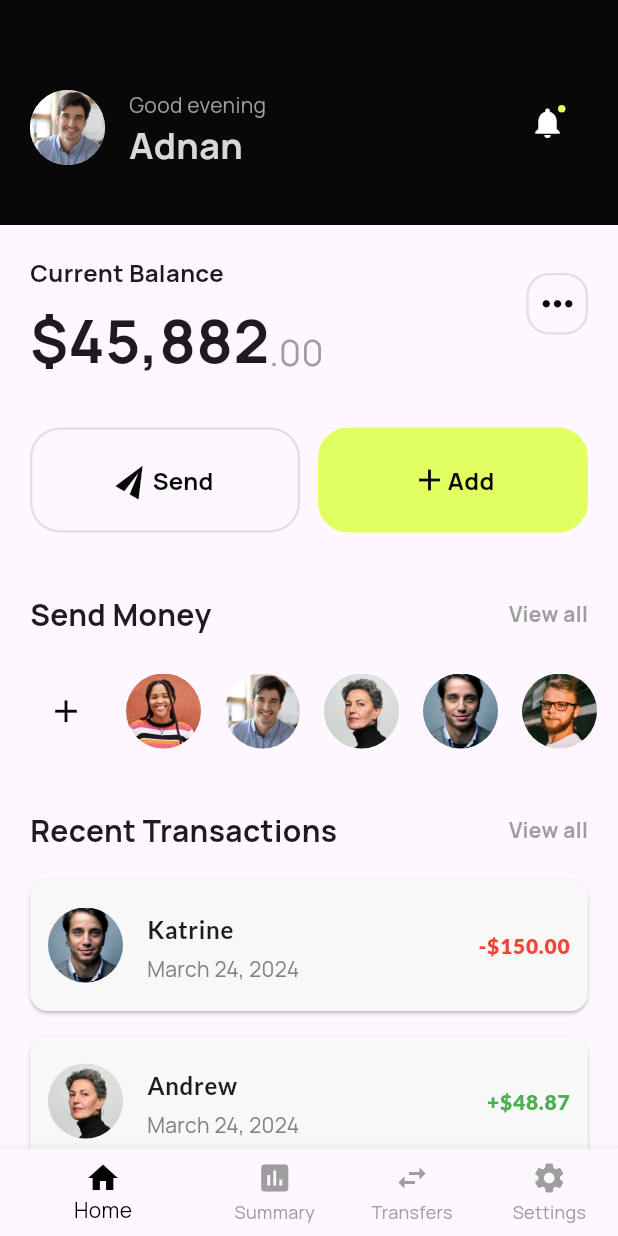
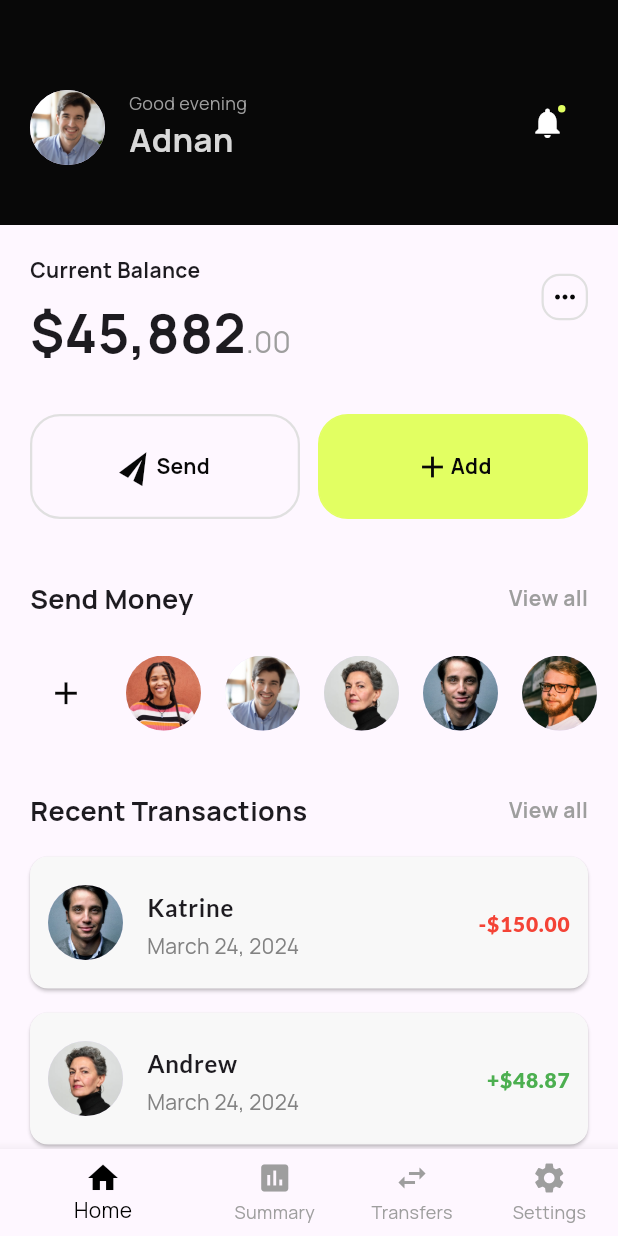
Before and after one commit to Ado2211/banking_flutter_ui, a Flutter app: the screen it shows after launch, after a tap on "Get started", on a phone screen of 412 x 824 dp. Run offline on Flutter 3.47's test engine with Material 3 defaults, Android fonts, the light colour scheme and no system bars; our stand-ins replace get, google_fonts; missing offline and left inert: mobkit_dashed_border; statements that could not run were skipped.

Commit message:
home page corections

```diff
--- a/lib/app/modules/home/views/pages/home/widgets/curent_balance.dart
+++ b/lib/app/modules/home/views/pages/home/widgets/curent_balance.dart
@@ -19,7 +19,6 @@ class BalanceWidget extends StatelessWidget {
                   const Text(
                     'Current Balance',
                     style: TextStyle(
-                      fontSize: 16,
                       fontWeight: FontWeight.bold,
                     ),
                   ),
@@ -30,16 +29,16 @@ class BalanceWidget extends StatelessWidget {
                       Text(
                         '\$45,882',
                         style: TextStyle(
-                          fontSize: 40,
+                          fontSize: 36,
                           fontWeight: FontWeight.bold,
                         ),
                       ),
                       Text(
                         '.00',
                         style: TextStyle(
-                          fontSize: 24,
+                          fontSize: 20,
                           color: Colors.grey,
-                          height: 1.7,
+                          height: 1.9,
                         ),
                       ),
                     ],
@@ -52,7 +51,7 @@ class BalanceWidget extends StatelessWidget {
                 child: Container(
                   padding: const EdgeInsets.all(4),
                   decoration: BoxDecoration(
-                    borderRadius: BorderRadius.circular(15),
+                    borderRadius: BorderRadius.circular(12),
                     border: Border.all(color: AppColors.lightGrey, width: 1.5),
                   ),
                   child: Transform.rotate(
@@ -60,7 +59,7 @@ class BalanceWidget extends StatelessWidget {
                     child: Icon(
                       Icons.more_vert_sharp,
                       color: AppColors.blackText,
-                      size: 30,
+                      size: 20,
                     ),
                   ),
                 ),
@@ -132,7 +131,6 @@ class RoundedButton extends StatelessWidget {
               label,
               style: TextStyle(
                   color: AppColors.blackText,
-                  fontSize: 16,
                   fontWeight: FontWeight.bold),
             ),
           ],
--- a/lib/app/modules/home/views/pages/home/widgets/recent_transactions.dart
+++ b/lib/app/modules/home/views/pages/home/widgets/recent_transactions.dart
@@ -50,7 +50,7 @@ class RecentTransactions extends StatelessWidget {
                 Text(
                   'Recent Transactions',
                   style: TextStyle(
-                    fontSize: 20.0,
+                    fontSize: 18.0,
                     fontWeight: FontWeight.bold,
                   ),
                 ),
--- a/lib/app/modules/home/views/pages/home/widgets/send_money.dart
+++ b/lib/app/modules/home/views/pages/home/widgets/send_money.dart
@@ -20,7 +20,7 @@ class MoneyWidget extends StatelessWidget {
                 Text(
                   'Send Money',
                   style: TextStyle(
-                    fontSize: 20.0,
+                    fontSize: 18.0,
                     fontWeight: FontWeight.bold,
                   ),
                 ),
--- a/lib/app/modules/home/views/pages/home/widgets/top_bar.dart
+++ b/lib/app/modules/home/views/pages/home/widgets/top_bar.dart
@@ -33,7 +33,7 @@ class TopBar extends StatelessWidget {
                 children: [
                   Text(
                     'Good evening',
-                    style: TextStyle(fontSize: 14, color: Colors.grey),
+                    style: TextStyle(fontSize: 12, color: Colors.grey),
                   ),
                   Row(
                     children: [
@@ -41,7 +41,7 @@ class TopBar extends StatelessWidget {
                         '${user.firstName} ',
                         style: TextStyle(
                           color: AppColors.whiteText,
-                          fontSize: 24,
+                          fontSize: 22,
                           fontWeight: FontWeight.bold,
                         ),
                       ),
```
